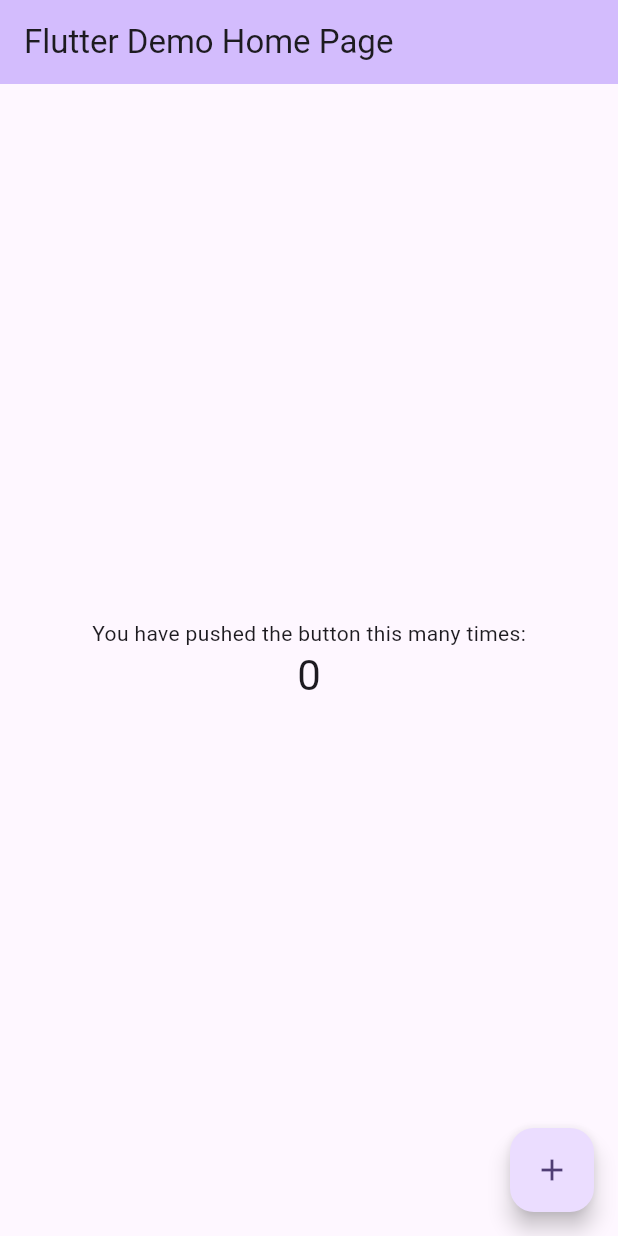
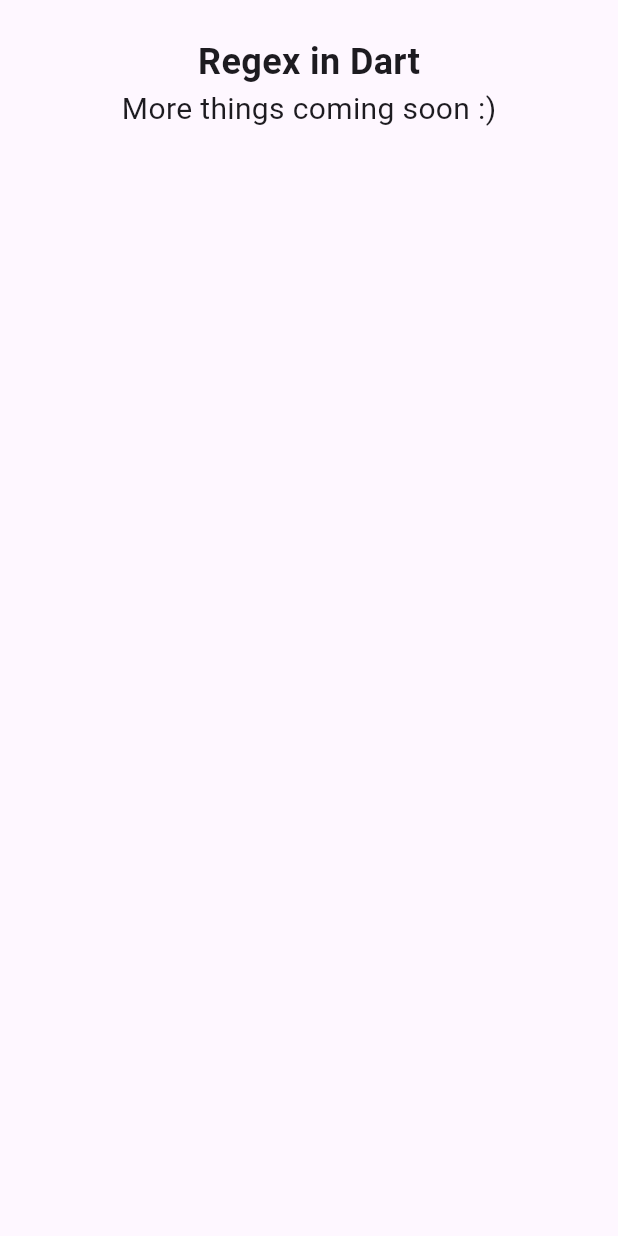
Before and after one commit to ishifr/RegEx, a Flutter app: the screen it shows after launch, on a phone screen of 412 x 824 dp. Run offline on Flutter 3.47's test engine with Material 2 defaults, Android fonts, the phone set to English and light mode, and no system bars.

Commit message:
more things coming soon

```diff
--- a/lib/main.dart
+++ b/lib/main.dart
@@ -1,125 +1,6 @@
 import 'package:flutter/material.dart';
+import 'package:regex/my_app.dart';
 
 void main() {
   runApp(const MyApp());
 }
-
-class MyApp extends StatelessWidget {
-  const MyApp({super.key});
-
-  // This widget is the root of your application.
-  @override
-  Widget build(BuildContext context) {
-    return MaterialApp(
-      title: 'Flutter Demo',
-      theme: ThemeData(
-        // This is the theme of your application.
-        //
-        // TRY THIS: Try running your application with "flutter run". You'll see
-        // the application has a blue toolbar. Then, without quitting the app,
-        // try changing the seedColor in the colorScheme below to Colors.green
-        // and then invoke "hot reload" (save your changes or press the "hot
-        // reload" button in a Flutter-supported IDE, or press "r" if you used
-        // the command line to start the app).
-        //
-        // Notice that the counter didn't reset back to zero; the application
-        // state is not lost during the reload. To reset the state, use hot
-        // restart instead.
-        //
-        // This works for code too, not just values: Most code changes can be
-        // tested with just a hot reload.
-        colorScheme: ColorScheme.fromSeed(seedColor: Colors.deepPurple),
-        useMaterial3: true,
-      ),
-      home: const MyHomePage(title: 'Flutter Demo Home Page'),
-    );
-  }
-}
-
-class MyHomePage extends StatefulWidget {
-  const MyHomePage({super.key, required this.title});
-
-  // This widget is the home page of your application. It is stateful, meaning
-  // that it has a State object (defined below) that contains fields that affect
-  // how it looks.
-
-  // This class is the configuration for the state. It holds the values (in this
-  // case the title) provided by the parent (in this case the App widget) and
-  // used by the build method of the State. Fields in a Widget subclass are
-  // always marked "final".
-
-  final String title;
-
-  @override
-  State<MyHomePage> createState() => _MyHomePageState();
-}
-
-class _MyHomePageState extends State<MyHomePage> {
-  int _counter = 0;
-
-  void _incrementCounter() {
-    setState(() {
-      // This call to setState tells the Flutter framework that something has
-      // changed in this State, which causes it to rerun the build method below
-      // so that the display can reflect the updated values. If we changed
-      // _counter without calling setState(), then the build method would not be
-      // called again, and so nothing would appear to happen.
-      _counter++;
-    });
-  }
-
-  @override
-  Widget build(BuildContext context) {
-    // This method is rerun every time setState is called, for instance as done
-    // by the _incrementCounter method above.
-    //
-    // The Flutter framework has been optimized to make rerunning build methods
-    // fast, so that you can just rebuild anything that needs updating rather
-    // than having to individually change instances of widgets.
-    return Scaffold(
-      appBar: AppBar(
-        // TRY THIS: Try changing the color here to a specific color (to
-        // Colors.amber, perhaps?) and trigger a hot reload to see the AppBar
-        // change color while the other colors stay the same.
-        backgroundColor: Theme.of(context).colorScheme.inversePrimary,
-        // Here we take the value from the MyHomePage object that was created by
-        // the App.build method, and use it to set our appbar title.
-        title: Text(widget.title),
-      ),
-      body: Center(
-        // Center is a layout widget. It takes a single child and positions it
-        // in the middle of the parent.
-        child: Column(
-          // Column is also a layout widget. It takes a list of children and
-          // arranges them vertically. By default, it sizes itself to fit its
-          // children horizontally, and tries to be as tall as its parent.
-          //
-          // Column has various properties to control how it sizes itself and
-          // how it positions its children. Here we use mainAxisAlignment to
-          // center the children vertically; the main axis here is the vertical
-          // axis because Columns are vertical (the cross axis would be
-          // horizontal).
-          //
-          // TRY THIS: Invoke "debug painting" (choose the "Toggle Debug Paint"
-          // action in the IDE, or press "p" in the console), to see the
-          // wireframe for each widget.
-          mainAxisAlignment: MainAxisAlignment.center,
-          children: <Widget>[
-            const Text(
-              'You have pushed the button this many times:',
-            ),
-            Text(
-              '$_counter',
-              style: Theme.of(context).textTheme.headlineMedium,
-            ),
-          ],
-        ),
-      ),
-      floatingActionButton: FloatingActionButton(
-        onPressed: _incrementCounter,
-        tooltip: 'Increment',
-        child: const Icon(Icons.add),
-      ), // This trailing comma makes auto-formatting nicer for build methods.
-    );
-  }
-}
--- /dev/null
+++ b/lib/my_app.dart
@@ -0,0 +1,20 @@
+import 'package:flutter/material.dart';
+import 'package:regex/src/regex.dart';
+
+class MyApp extends StatelessWidget {
+  const MyApp({super.key});
+
+  // This widget is the root of your application.
+  @override
+  Widget build(BuildContext context) {
+    return MaterialApp(
+      title: 'Regex to Dart',
+      debugShowCheckedModeBanner: false,
+      theme: ThemeData(
+        colorScheme: ColorScheme.fromSeed(seedColor: Colors.deepPurple),
+        useMaterial3: true,
+      ),
+      home: const RegexMainPage(),
+    );
+  }
+}
--- /dev/null
+++ b/lib/src/regex.dart
@@ -0,0 +1,28 @@
+import 'package:flutter/material.dart';
+
+class RegexMainPage extends StatelessWidget {
+  const RegexMainPage({super.key});
+
+  @override
+  Widget build(BuildContext context) {
+    return Scaffold(
+        body: ListView(
+            shrinkWrap: true,
+            padding: const EdgeInsets.fromLTRB(12, 24, 12, 12),
+            physics: const BouncingScrollPhysics(),
+            children: const [
+          Column(
+            children: [
+              Text(
+                "Regex in Dart",
+                style: TextStyle(fontSize: 24, fontWeight: FontWeight.w600),
+              ),
+              Text(
+                "More things coming soon :)",
+                style: TextStyle(fontSize: 20),
+              ),
+            ],
+          ),
+        ]));
+  }
+}
```
Also changed, not shown: 1 other file.
